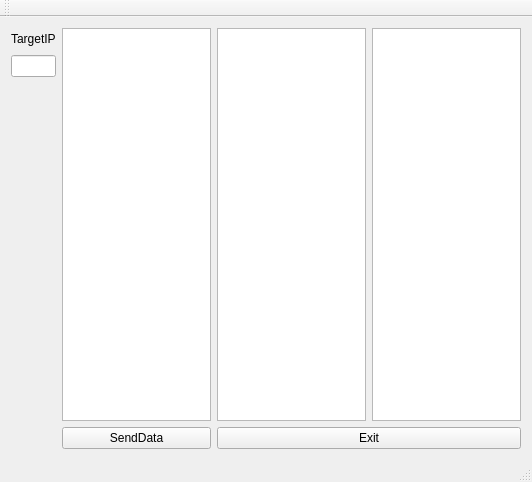
Qt form Qt-NetAssist/mainwindow.ui (itwhy1994/Qt-NetAssist) before a commit.
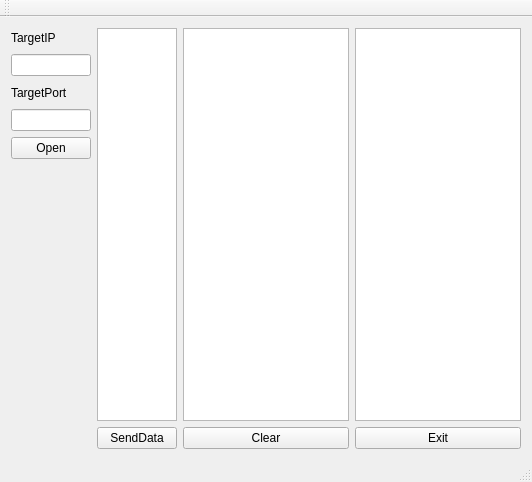
The same form after that commit.

Commit message: mod:udp send and read

The edit to the form file:
```diff
--- a/Qt-NetAssist/mainwindow.ui
+++ b/Qt-NetAssist/mainwindow.ui
@@ -17,8 +17,12 @@
    <layout class="QVBoxLayout" name="verticalLayout">
     <item>
      <layout class="QGridLayout" name="gridLayout">
-      <item row="0" column="3" rowspan="15">
-       <widget class="QTextBrowser" name="DebugInfoBrowser"/>
+      <item row="0" column="4" rowspan="15">
+       <widget class="QTextBrowser" name="DebugInfoBrowser">
+        <property name="mouseTracking">
+         <bool>false</bool>
+        </property>
+       </widget>
       </item>
       <item row="0" column="0">
        <widget class="QLabel" name="targetIP">
@@ -30,25 +34,49 @@
       <item row="1" column="0">
        <widget class="QLineEdit" name="targetIPlineEdit"/>
       </item>
-      <item row="0" column="2" rowspan="15">
+      <item row="0" column="1" rowspan="15" colspan="2">
+       <widget class="QTextEdit" name="SendDataBrowser"/>
+      </item>
+      <item row="0" column="3" rowspan="15">
        <widget class="QTextBrowser" name="ReceiveDataBrowser"/>
       </item>
-      <item row="15" column="1">
-       <widget class="QPushButton" name="SendDataButton">
+      <item row="2" column="0">
+       <widget class="QLabel" name="targetPortlabel">
         <property name="text">
-         <string>SendData</string>
+         <string>TargetPort</string>
         </property>
        </widget>
       </item>
-      <item row="15" column="2" colspan="2">
+      <item row="3" column="0">
+       <widget class="QLineEdit" name="PortlineEdit"/>
+      </item>
+      <item row="4" column="0">
+       <widget class="QPushButton" name="OpenPortButton">
+        <property name="text">
+         <string>Open</string>
+        </property>
+       </widget>
+      </item>
+      <item row="15" column="4">
        <widget class="QPushButton" name="ExitButton">
         <property name="text">
          <string>Exit</string>
         </property>
        </widget>
       </item>
-      <item row="0" column="1" rowspan="15">
-       <widget class="QTextEdit" name="SendDataBrowser"/>
+      <item row="15" column="3">
+       <widget class="QPushButton" name="clearButton">
+        <property name="text">
+         <string>Clear</string>
+        </property>
+       </widget>
+      </item>
+      <item row="15" column="1" colspan="2">
+       <widget class="QPushButton" name="SendDataButton">
+        <property name="text">
+         <string>SendData</string>
+        </property>
+       </widget>
       </item>
      </layout>
     </item>
```
Left out of the diff: 2 changed lines with no effect on the pictures. The commit also changes 5 other files.
